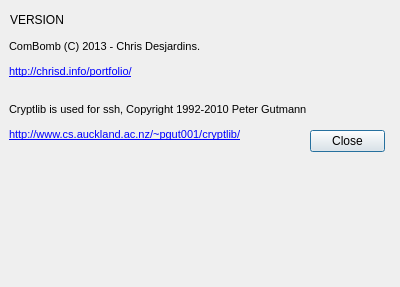
Qt form ComBombGui/aboutdialog.ui (cdesjardins/ComBomb) before a commit.
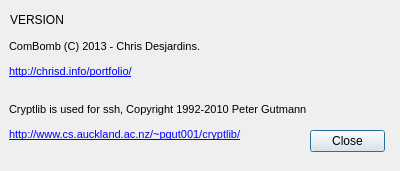
The same form after that commit. Icons and pictures are not drawn.

Patch:
```diff
--- a/ComBombGui/aboutdialog.ui
+++ b/ComBombGui/aboutdialog.ui
@@ -10,7 +10,7 @@
     <x>0</x>
     <y>0</y>
     <width>400</width>
-    <height>287</height>
+    <height>171</height>
    </rect>
   </property>
   <property name="focusPolicy">
```
